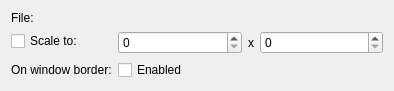
The window that config/imageproperties.ui (QtCurve/qtcurve) describes before a commit, drawn with Qt 5.
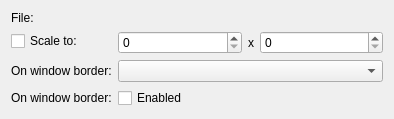
The same window after the commit. Custom widgets are drawn as their Qt base class.

Diff of the .ui file:
```diff
--- a/config/imageproperties.ui
+++ b/config/imageproperties.ui
@@ -60,13 +60,24 @@
     </widget>
    </item>
    <item row="2" column="0">
-    <widget class="QLabel" name="onBorderLabel">
+    <widget class="QLabel" name="posLabel">
      <property name="text">
       <string>On window border:</string>
      </property>
     </widget>
    </item>
    <item row="2" column="1">
+    <widget class="QComboBox" name="posCombo">
+    </widget>
+   </item>
+   <item row="3" column="0">
+    <widget class="QLabel" name="onBorderLabel">
+     <property name="text">
+      <string>On window border:</string>
+     </property>
+    </widget>
+   </item>
+   <item row="3" column="1">
     <widget class="QCheckBox" name="onBorder">
      <property name="text">
       <string>Enabled</string>
```
